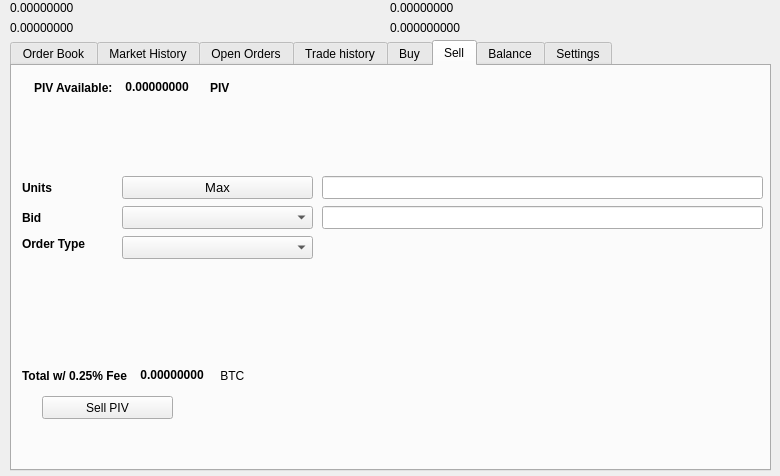
The window that src/qt/forms/tradingdialog.ui (GoFundDev/GO-FUND) describes before a commit, drawn with Qt 5.
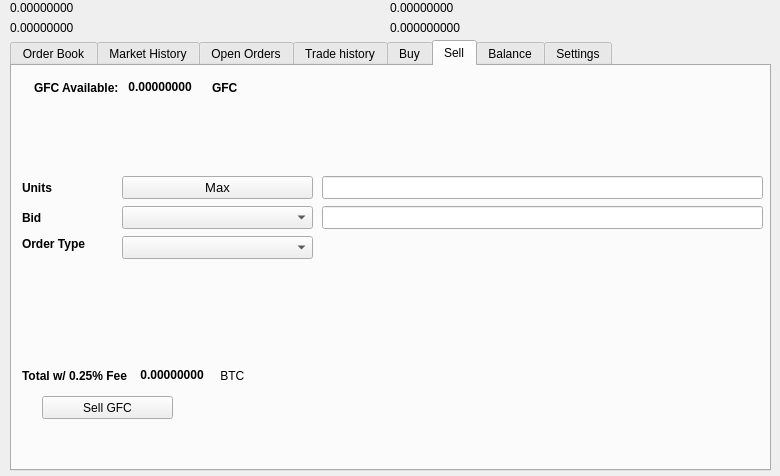
The same window after the commit. The open tabs and pages were chosen to show the change. Icons and pictures are not drawn.

```diff
--- a/src/qt/forms/tradingdialog.ui
+++ b/src/qt/forms/tradingdialog.ui
@@ -1751,7 +1751,7 @@
       </rect>
      </property>
      <property name="text">
-      <string>Sell PIV</string>
+      <string>Sell GFC</string>
      </property>
      <property name="icon">
       <iconset resource="../gofund">
@@ -1777,7 +1777,7 @@
          </font>
         </property>
         <property name="text">
-         <string>PIV Available:</string>
+         <string>GFC Available:</string>
         </property>
        </widget>
       </item>
@@ -2221,7 +2221,7 @@
          </font>
         </property>
         <property name="text">
-         <string>PIV</string>
+         <string>GFC</string>
         </property>
        </widget>
       </item>
```
Left out of the diff: 34 changed lines with no effect on the pictures.
